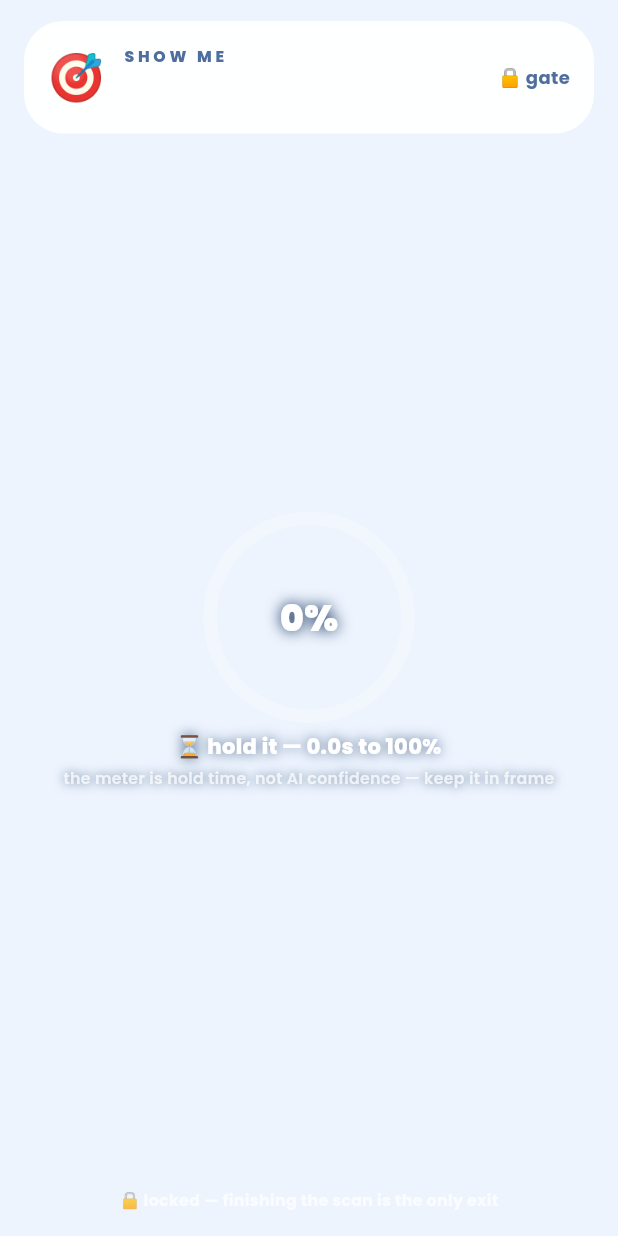
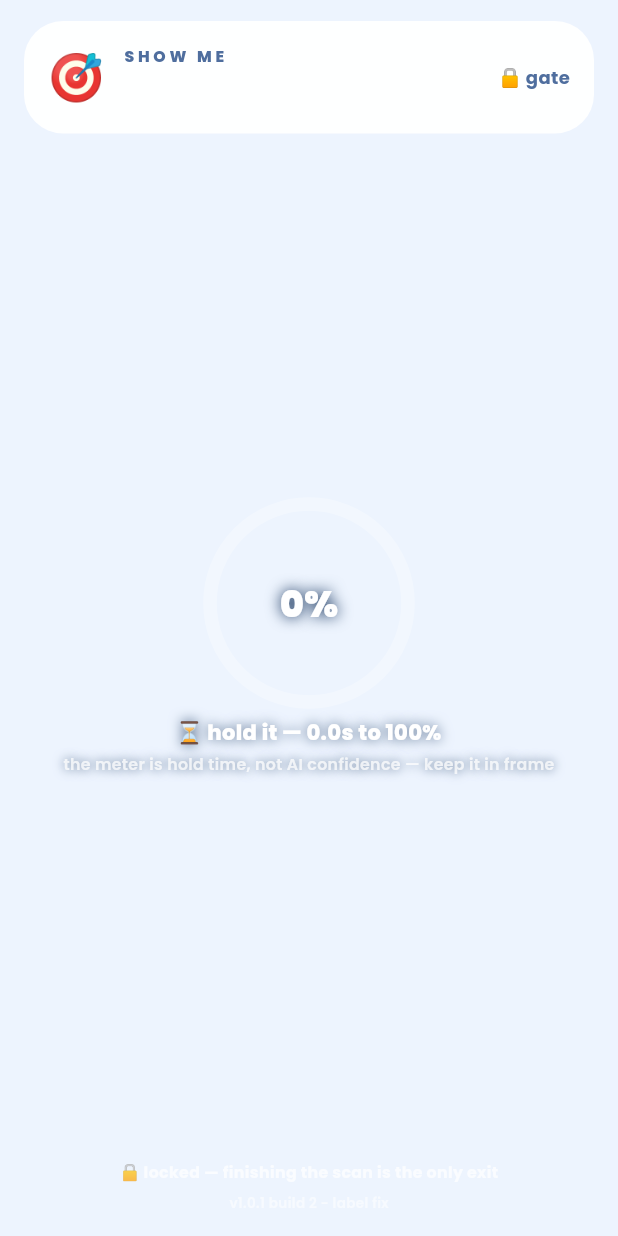
Before and after one commit to Rafiadnan0666/bangun, a Flutter app: the _ScanHud widget shown alone on an empty page, opened directly with empty values, on a phone screen of 412 x 824 dp. Run offline on Flutter 3.47's test engine with Material 3 defaults, Android fonts, the phone set to English and light mode, and no system bars; our stand-ins replace audioplayers, camera, file_picker, google_fonts, permission_handler, shared_preferences and 1 more; missing offline and left inert: alarm, tflite_flutter; accounts and stored records are empty.

Commit message:
Add build stamp and label-map guard

```diff
--- /dev/null
+++ b/lib/core/build_info.dart
@@ -0,0 +1,6 @@
+/// Build identity shown in the UI so a stale APK cannot be mistaken for the
+/// current build during on-device testing.
+///
+/// Keep this in sync with `version:` in pubspec.yaml. Bump both together.
+const String kAppVersion = '1.0.1';
+const String kBuildStamp = 'v$kAppVersion build 2 - label fix';
--- a/lib/screens/scan_challenge_screen.dart
+++ b/lib/screens/scan_challenge_screen.dart
@@ -8,6 +8,7 @@ import 'package:flutter/services.dart';
 import 'package:permission_handler/permission_handler.dart';
 import 'package:provider/provider.dart';
 
+import '../core/build_info.dart';
 import '../core/format.dart';
 import '../core/palette.dart';
 import '../core/widgets.dart';
@@ -662,6 +663,17 @@ class _ScanHud extends StatelessWidget {
                   ),
                 ),
               ),
+            const Padding(
+              padding: EdgeInsets.only(top: 6),
+              child: Text(
+                kBuildStamp,
+                style: TextStyle(
+                  fontSize: 9,
+                  color: Colors.white54,
+                  fontWeight: FontWeight.w600,
+                ),
+              ),
+            ),
           ],
         ),
       ),
--- a/pubspec.yaml
+++ b/pubspec.yaml
@@ -1,7 +1,7 @@
 name: bangun
 description: "Bangun: alarms you stop with a scan or a math grind. All ML runs on-device."
 publish_to: 'none'
-version: 1.0.0+1
+version: 1.0.1+2
 
 environment:
   sdk: ^3.13.5
```
Also changed, not shown: lib/data/coco_detector.dart (+27 -0 lines), lib/screens/home_screen.dart (+7 -0 lines), 2 other files.
